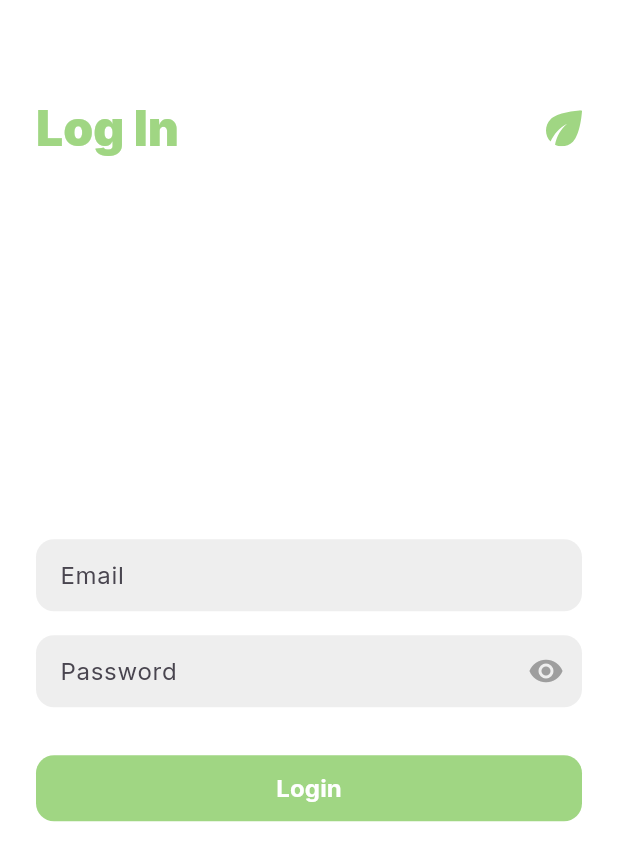
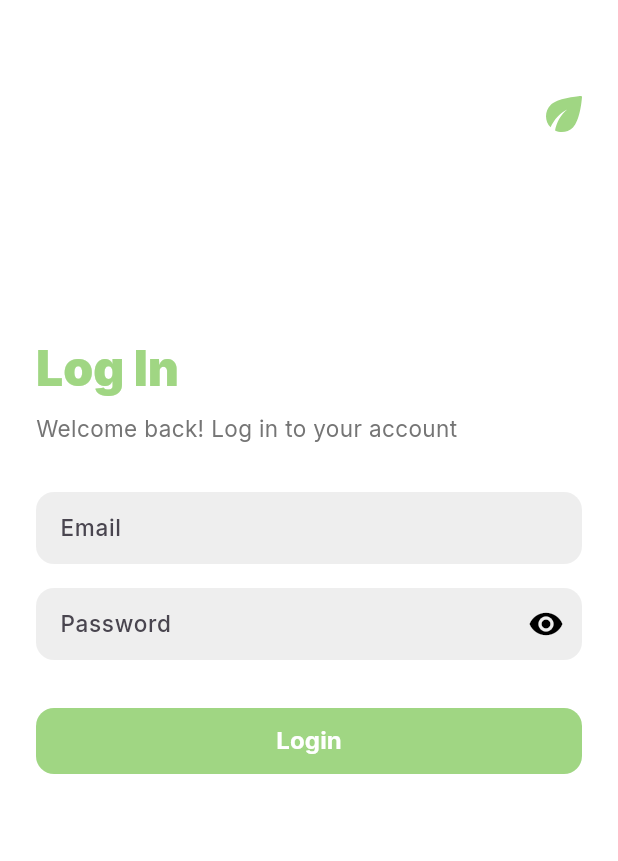
Before and after one commit to aurelwidyanti/wesbeng, a Flutter app: the screen it shows after launch, on a phone screen of 412 x 824 dp. Shown: the top 861 px of the screen. Run offline on Flutter 3.47's test engine with Material 3 defaults, Android fonts, the phone set to English and light mode, and no system bars; our stand-ins replace flutter_svg, form_field_validator, heroicons_flutter, shared_preferences; accounts and stored records are empty.

Commit message:
refactor: Enhance LoginScreen layout with SingleChildScrollView and improved form styling

```diff
--- a/lib/screens/auth/login_screen.dart
+++ b/lib/screens/auth/login_screen.dart
@@ -105,17 +105,27 @@ class _LoginScreenState extends State<LoginScreen> {
   Widget build(BuildContext context) {
     return Scaffold(
       backgroundColor: Colors.white,
-      body: Padding(
+      body: SingleChildScrollView(
+        controller: _scrollController,
+        child: Padding(
           padding: const EdgeInsets.all(24),
           child: Column(
             crossAxisAlignment: CrossAxisAlignment.start,
-          mainAxisAlignment: MainAxisAlignment.start,
             children: [
               Container(
                 padding: const EdgeInsets.only(top: 40),
-              child: Row(
-                mainAxisAlignment: MainAxisAlignment.spaceBetween,
-                children: [
+                height: 200,
+                alignment: Alignment.topRight,
+                child: SvgPicture.asset(
+                  'assets/img/logo.svg',
+                  colorFilter: ColorFilter.mode(
+                    Theme.of(context).primaryColor,
+                    BlendMode.srcIn,
+                  ),
+                  width: 24,
+                  height: 24,
+                ),
+              ),
               Text(
                 "Log In",
                 style: Theme.of(context).textTheme.headlineSmall!.copyWith(
@@ -124,19 +134,15 @@ class _LoginScreenState extends State<LoginScreen> {
                       color: Theme.of(context).primaryColor,
                     ),
               ),
-                  SvgPicture.asset(
-                    'assets/img/logo.svg',
-                    colorFilter: ColorFilter.mode(
-                      Theme.of(context).primaryColor,
-                      BlendMode.srcIn,
-                    ),
-                    width: 24,
-                    height: 24,
-                  ),
-                ],
+              const SizedBox(height: 8),
+              Text(
+                "Welcome back! Log in to your account",
+                style: TextStyle(
+                  color: Colors.grey[600],
+                  fontSize: 15,
                 ),
               ),
-            Spacer(),
+              const SizedBox(height: 32),
               Form(
                 key: _formKey,
                 child: Column(
@@ -144,7 +150,23 @@ class _LoginScreenState extends State<LoginScreen> {
                     TextFormField(
                       decoration: InputDecoration(
                         labelText: 'Email',
-                      floatingLabelBehavior: FloatingLabelBehavior.never,
+                        labelStyle: const TextStyle(
+                          fontSize: 15,
+                          fontWeight: FontWeight.w500,
+                        ),
+                        floatingLabelBehavior: FloatingLabelBehavior.auto,
+                        focusColor: Theme.of(context).primaryColor,
+                        focusedBorder: OutlineInputBorder(
+                          borderRadius: BorderRadius.circular(12),
+                          borderSide: const BorderSide(
+                            color: Colors.black,
+                          ),
+                        ),
+                        floatingLabelStyle: const TextStyle(
+                          fontSize: 15,
+                          fontWeight: FontWeight.w500,
+                          color: Colors.black,
+                        ),
                         border: OutlineInputBorder(
                           borderRadius: BorderRadius.circular(12),
                           borderSide: BorderSide.none,
@@ -165,19 +187,24 @@ class _LoginScreenState extends State<LoginScreen> {
                       focusNode: _emailFocusNode,
                       validator: MultiValidator([
                         RequiredValidator(errorText: 'Email is required'),
-                      EmailValidator(errorText: 'Enter a valid email address'),
+                        EmailValidator(
+                            errorText: 'Enter a valid email address'),
                       ]),
                     ),
                     const SizedBox(height: 16),
                     TextFormField(
                       decoration: InputDecoration(
                         labelText: 'Password',
+                        labelStyle: const TextStyle(
+                          fontSize: 15,
+                          fontWeight: FontWeight.w500,
+                        ),
                         suffixIcon: IconButton(
                           icon: Icon(
                             _obscureText
                                 ? Icons.visibility
                                 : Icons.visibility_off,
-                          color: Colors.grey,
+                            color: Colors.black,
                           ),
                           onPressed: () {
                             setState(() {
@@ -185,7 +212,19 @@ class _LoginScreenState extends State<LoginScreen> {
                             });
                           },
                         ),
-                      floatingLabelBehavior: FloatingLabelBehavior.never,
+                        floatingLabelBehavior: FloatingLabelBehavior.auto,
+                        focusColor: Theme.of(context).primaryColor,
+                        focusedBorder: OutlineInputBorder(
+                          borderRadius: BorderRadius.circular(12),
+                          borderSide: const BorderSide(
+                            color: Colors.black,
+                          ),
+                        ),
+                        floatingLabelStyle: const TextStyle(
+                          fontSize: 15,
+                          fontWeight: FontWeight.w500,
+                          color: Colors.black,
+                        ),
                         border: OutlineInputBorder(
                           borderRadius: BorderRadius.circular(12),
                           borderSide: BorderSide.none,
@@ -222,8 +261,8 @@ class _LoginScreenState extends State<LoginScreen> {
                         onPressed: () => _login(context),
                       ),
                     ),
-            const Spacer(),
             ],
+          ),
         ),
       ),
     );
```
Lines whose indentation alone changed are shown as unchanged.
